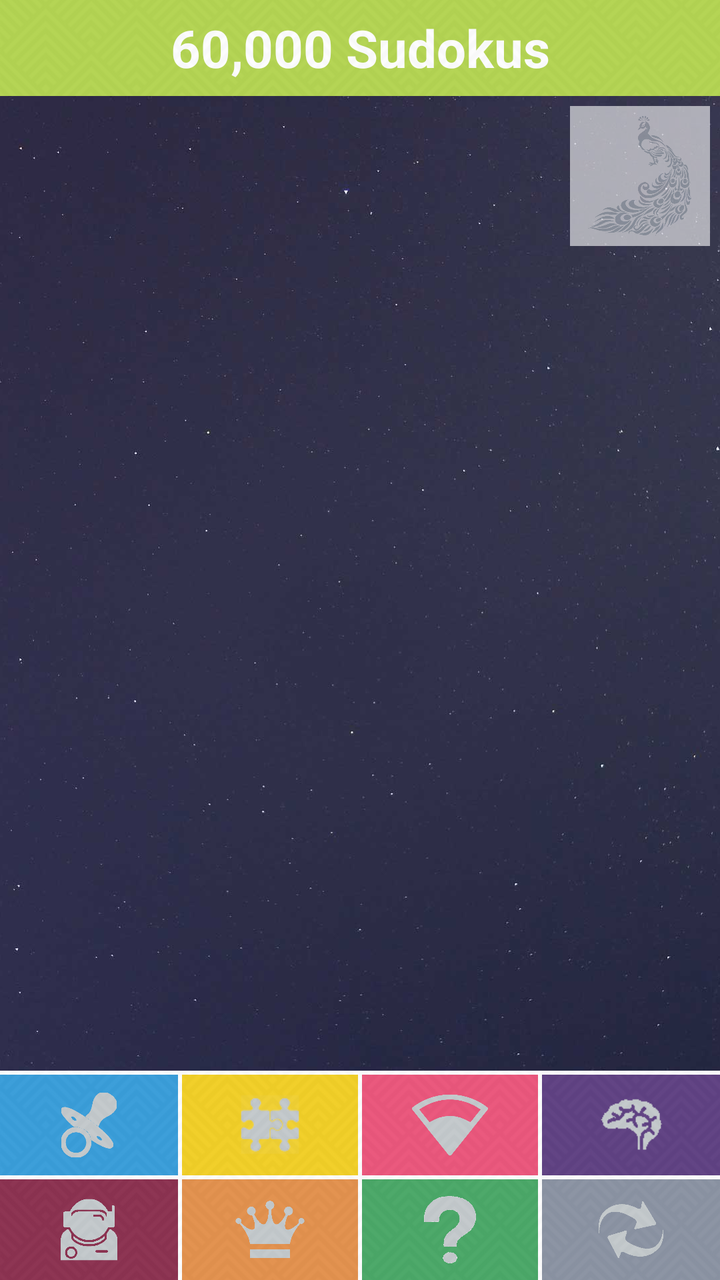
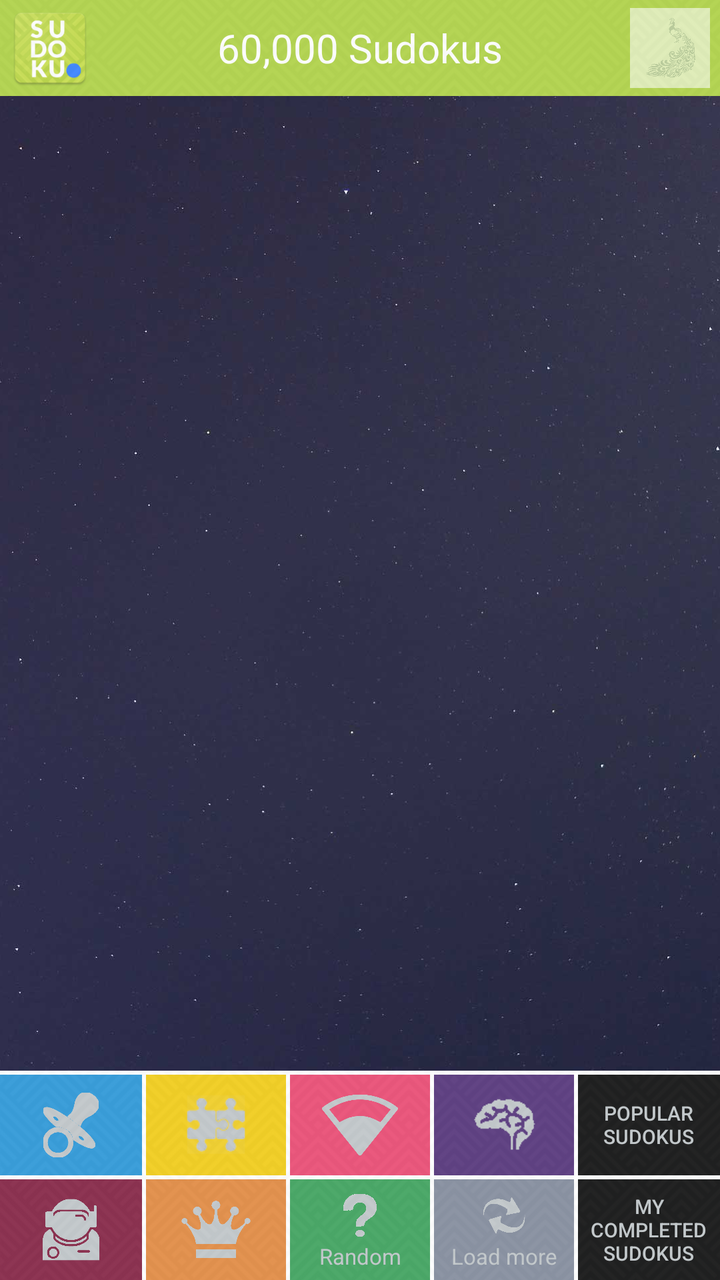

Compare the two renders of this Android layout. The source of the first and the diff that turns it into the second are given below.
<!-- AndroidManifest.xml: application theme AppTheme -->
<!-- res/layout/fragment_user_board.xml -->
<?xml version="1.0" encoding="utf-8"?>
<RelativeLayout xmlns:android="http://schemas.android.com/apk/res/android"
    xmlns:app="http://schemas.android.com/apk/res-auto"
    xmlns:tools="http://schemas.android.com/tools"
    android:id="@+id/activity_history"
    android:layout_width="match_parent"
    android:layout_height="match_parent"
    android:fitsSystemWindows="false">

    <ImageView
        android:id="@+id/imageView7"
        android:layout_width="match_parent"
        android:layout_height="match_parent"
        android:scaleType="centerCrop"
        app:srcCompat="@drawable/coolbackground" />

    <RelativeLayout
        android:id="@+id/tool_title"
        android:layout_width="match_parent"
        android:layout_height="48dp"
        android:background="@color/color1"
        android:orientation="horizontal">

        <TextView
            android:id="@+id/board_layout_title"
            android:layout_width="match_parent"
            android:layout_height="match_parent"
            android:layout_centerInParent="false"
            android:layout_weight="1"
            android:gravity="center"
            android:text="60,000 Sudokus"
            android:textColor="@color/white"
            android:textSize="26sp"
            android:textStyle="bold" />

        <ImageView
            android:id="@+id/imageView16"
            android:layout_width="match_parent"
            android:layout_height="match_parent"
            android:alpha=".15"
            android:scaleType="centerCrop"
            app:srcCompat="@drawable/keyboardbg" />

    </RelativeLayout>

    <LinearLayout
        android:layout_width="match_parent"
        android:layout_height="match_parent"
        android:layout_below="@+id/tool_title"
        android:layout_centerHorizontal="true"
        android:layout_centerVertical="true"
        android:orientation="vertical"
        android:weightSum="100">

        <android.support.v7.widget.RecyclerView
            android:id="@+id/user_board_rv"
            android:layout_width="match_parent"
            android:layout_height="0dp"

            android:layout_marginBottom="6dp"
            android:layout_marginTop="6dp"
            android:layout_weight="82"
            android:background="@android:color/transparent" />

        <RelativeLayout
            android:layout_width="match_parent"
            android:layout_height="0dp"
            android:layout_weight="18">

            <LinearLayout
                android:layout_width="match_parent"
                android:layout_height="match_parent"
                android:layout_weight="18"
                android:background="@color/white"
                android:orientation="horizontal"
                android:paddingTop="2dp"
                android:weightSum="4">

                <LinearLayout
                    android:layout_width="match_parent"
                    android:layout_height="match_parent"
                    android:layout_marginRight="1dp"
                    android:layout_weight="1"
                    android:orientation="vertical">

                    <ImageButton
                        android:id="@+id/beg"
                        style="@style/Widget.AppCompat.Button.Borderless"
                        android:layout_width="match_parent"
                        android:layout_height="match_parent"
                        android:layout_marginBottom="1dp"
                        android:layout_weight="1"
                        android:background="@drawable/begbuttonfinal"
                        android:gravity="center"
                        android:padding="5dp"
                        android:scaleType="fitCenter"
                        app:srcCompat="@drawable/beginnericon" />

                    <ImageButton
                        android:id="@+id/exp"
                        style="@style/Widget.AppCompat.Button.Borderless"
                        android:layout_width="match_parent"
                        android:layout_height="match_parent"
                        android:layout_marginTop="1dp"
                        android:layout_weight="1"
                        android:background="@drawable/expbuttonfinal"
                        android:gravity="center"
                        android:padding="5dp"
                        android:scaleType="fitCenter"
                        app:srcCompat="@drawable/experticon" />
                </LinearLayout>

                <LinearLayout
                    android:layout_width="match_parent"
                    android:layout_height="match_parent"
                    android:layout_marginLeft="1dp"
                    android:layout_marginRight="1dp"
                    android:layout_weight="1"
                    android:orientation="vertical">

                    <ImageButton
                        android:id="@+id/eas"
                        style="@style/Widget.AppCompat.Button.Borderless"
                        android:layout_width="match_parent"
                        android:layout_height="match_parent"
                        android:layout_marginBottom="1dp"
                        android:layout_weight="1"
                        android:background="@drawable/easbuttonfinal"
                        android:gravity="center"
                        android:padding="5dp"
                        android:scaleType="fitCenter"
                        app:srcCompat="@drawable/easyicon" />

                    <ImageButton
                        android:id="@+id/mas"
                        style="@style/Widget.AppCompat.Button.Borderless"
                        android:layout_width="match_parent"
                        android:layout_height="match_parent"
                        android:layout_marginTop="1dp"
                        android:layout_weight="1"
                        android:background="@drawable/masbuttonfinal"
                        android:gravity="center"
                        android:padding="5dp"
                        android:scaleType="fitCenter"
                        app:srcCompat="@drawable/mastericon" />
                </LinearLayout>

                <LinearLayout
                    android:layout_width="match_parent"
                    android:layout_height="match_parent"
                    android:layout_marginLeft="1dp"
                    android:layout_marginRight="1dp"
                    android:layout_weight="1"
                    android:orientation="vertical">

                    <ImageButton
                        android:id="@+id/med"
                        style="@style/Widget.AppCompat.Button.Borderless"
                        android:layout_width="match_parent"
                        android:layout_height="match_parent"
                        android:layout_marginBottom="1dp"
                        android:layout_weight="1"
                        android:background="@drawable/leaderbuttonfinal"
                        android:gravity="center"
                        android:padding="5dp"
                        android:scaleType="fitCenter"
                        app:srcCompat="@drawable/mediumicon" />

                    <ImageButton
                        android:id="@+id/ran"
                        style="@style/Widget.AppCompat.Button.Borderless"
                        android:layout_width="match_parent"
                        android:layout_height="match_parent"
                        android:layout_marginTop="1dp"
                        android:layout_weight="1"
                        android:background="@drawable/exitbuttonfinal"
                        android:gravity="center"
                        android:padding="5dp"
                        android:scaleType="fitCenter"
                        app:srcCompat="@drawable/question" />
                </LinearLayout>

                <LinearLayout
                    android:layout_width="match_parent"
                    android:layout_height="match_parent"
                    android:layout_marginLeft="1dp"
                    android:layout_weight="1"
                    android:orientation="vertical">

                    <ImageButton
                        android:id="@+id/har"
                        style="@style/Widget.AppCompat.Button.Borderless"
                        android:layout_width="match_parent"
                        android:layout_height="match_parent"
                        android:layout_marginBottom="1dp"
                        android:layout_weight="1"
                        android:background="@drawable/harbuttonfinal"
                        android:gravity="center"
                        android:padding="5dp"
                        android:scaleType="fitCenter"
                        app:srcCompat="@drawable/hardicon" />

                    <ImageButton
                        android:id="@+id/more"
                        style="@style/Widget.AppCompat.Button.Borderless"
                        android:layout_width="match_parent"
                        android:layout_height="match_parent"
                        android:layout_marginTop="1dp"
                        android:layout_weight="1"
                        android:background="@drawable/morbuttonfinal"
                        android:gravity="center"
                        android:padding="5dp"
                        android:scaleType="fitCenter"
                        app:srcCompat="@drawable/more" />

                </LinearLayout>

            </LinearLayout>

            <ImageView
                android:id="@+id/imageView22"
                android:layout_width="match_parent"
                android:layout_height="match_parent"
                android:alpha=".15"
                android:scaleType="centerCrop"
                app:srcCompat="@drawable/keyboardbg" />

        </RelativeLayout>

    </LinearLayout>

    <ProgressBar
        android:id="@+id/usr_progress"
        style="?android:attr/progressBarStyle"
        android:layout_width="wrap_content"
        android:layout_height="wrap_content"
        android:layout_centerInParent="true" />

    <ImageButton
        android:id="@+id/color_switcher"
        android:layout_width="70dp"
        android:layout_height="70dp"
        android:layout_alignParentRight="true"
        android:layout_alignParentTop="false"
        android:layout_below="@+id/tool_title"
        android:layout_marginRight="5dp"
        android:layout_marginTop="5dp"
        android:alpha=".6"
        android:background="@android:color/white"
        android:padding="5dp"
        android:scaleType="fitCenter"
        app:srcCompat="@drawable/peacock" />

</RelativeLayout>
<!-- resources referenced by this layout -->
<resources>
  <color name="color1">#abd03a</color>
  <color name="white">#ffffff</color>
  <!-- drawable begbutton (drawable-nodpi) -->
  <?xml version="1.0" encoding="utf-8"?>
  <selector xmlns:android="http://schemas.android.com/apk/res/android">
      <item>
          <shape android:shape="rectangle">
              <solid android:color="@color/color2"/>
  
          </shape>
      </item>
  </selector>
  <!-- drawable easbutton (drawable-nodpi) -->
  <?xml version="1.0" encoding="utf-8"?>
  <selector xmlns:android="http://schemas.android.com/apk/res/android">
      <item>
          <shape android:shape="rectangle">
              <solid android:color="@color/color8"/>
  
          </shape>
      </item>
  </selector>
  <!-- drawable exitbutton (drawable-nodpi) -->
  <?xml version="1.0" encoding="utf-8"?>
  <selector xmlns:android="http://schemas.android.com/apk/res/android">
      <item>
          <shape android:shape="rectangle">
              <solid android:color="@color/color9"/>
  
          </shape>
      </item>
  </selector>
  <!-- drawable expbuttonpressed (drawable-nodpi) -->
  <?xml version="1.0" encoding="utf-8"?>
  <selector xmlns:android="http://schemas.android.com/apk/res/android">
      <item>
          <shape android:shape="rectangle">
              <solid android:color="#875263"/>
          </shape>
      </item>
  </selector>
  <!-- drawable expbutton (drawable-nodpi) -->
  <?xml version="1.0" encoding="utf-8"?>
  <selector xmlns:android="http://schemas.android.com/apk/res/android">
      <item>
          <shape android:shape="rectangle">
              <solid android:color="@color/color4"/>
  
          </shape>
      </item>
  </selector>
  <!-- drawable harbuttonpressed (drawable-nodpi) -->
  <?xml version="1.0" encoding="utf-8"?>
  <selector xmlns:android="http://schemas.android.com/apk/res/android">
      <item>
          <shape android:shape="rectangle">
              <solid android:color="#745b8f"/>
          </shape>
      </item>
  </selector>
  <!-- drawable harbutton (drawable-nodpi) -->
  <?xml version="1.0" encoding="utf-8"?>
  <selector xmlns:android="http://schemas.android.com/apk/res/android">
      <item>
          <shape android:shape="rectangle">
              <solid android:color="@color/color7"/>
  
          </shape>
      </item>
  </selector>
  <!-- drawable masbuttonpressed (drawable-nodpi) -->
  <?xml version="1.0" encoding="utf-8"?>
  <selector xmlns:android="http://schemas.android.com/apk/res/android">
      <item>
          <shape android:shape="rectangle">
              <solid android:color="#e7b083"/>
          </shape>
      </item>
  </selector>
  <!-- drawable masbutton (drawable-nodpi) -->
  <?xml version="1.0" encoding="utf-8"?>
  <selector xmlns:android="http://schemas.android.com/apk/res/android">
      <item>
          <shape android:shape="rectangle">
              <solid android:color="@color/color6"/>
  
          </shape>
      </item>
  </selector>
  <!-- drawable morbuttonpressed (drawable-nodpi) -->
  <?xml version="1.0" encoding="utf-8"?>
  <selector xmlns:android="http://schemas.android.com/apk/res/android">
      <item>
          <shape android:shape="rectangle">
              <solid android:color="#beb7b7"/>
          </shape>
      </item>
  </selector>
  <!-- drawable morbutton (drawable-nodpi) -->
  <?xml version="1.0" encoding="utf-8"?>
  <selector xmlns:android="http://schemas.android.com/apk/res/android">
      <item>
          <shape android:shape="rectangle">
              <solid android:color="@color/color5"/>
  
          </shape>
      </item>
  </selector>
  <color name="colorPrimary">#FFFFFF</color>
  <color name="colorPrimaryDark">#454444</color>
  <color name="colorAccent">#1e91d6</color>
  <color name="color2">#1e91d6</color>
  <color name="color8">#f2ca08</color>
  <color name="color9">#329d53</color>
  <color name="color4">#7d1538</color>
  <color name="color7">#4a2772</color>
  <color name="color3">#ea3f6a</color>
  <color name="color6">#e18335</color>
  <color name="color5">#7c8597</color>
  <!-- unchanged entries left out for length: 25 -->
</resources>

<!-- the commit's change to res/layout/fragment_user_board.xml (unified diff, before → after) -->
@@ -20,6 +20,16 @@
         android:layout_height="48dp"
         android:background="@color/color1"
         android:orientation="horizontal">
+
+        <ImageView
+            android:id="@+id/user_icon_usr"
+            android:layout_width="40dp"
+            android:layout_height="40dp"
+            android:layout_alignParentLeft="true"
+            android:layout_alignParentStart="true"
+            android:layout_centerVertical="true"
+            android:layout_marginLeft="5dp"
+            app:srcCompat="@mipmap/ic_launcher" />
 
         <TextView
             android:id="@+id/board_layout_title"
@@ -30,8 +40,21 @@
             android:gravity="center"
             android:text="60,000 Sudokus"
             android:textColor="@color/white"
-            android:textSize="26sp"
-            android:textStyle="bold" />
+            android:textSize="20sp" />
+
+        <ImageButton
+            android:id="@+id/color_switcher"
+            android:layout_width="40dp"
+            android:layout_height="40dp"
+            android:layout_alignParentRight="true"
+            android:layout_alignParentTop="false"
+            android:layout_centerVertical="true"
+            android:layout_marginRight="5dp"
+            android:alpha=".6"
+            android:background="@android:color/white"
+            android:padding="5dp"
+            android:scaleType="fitCenter"
+            app:srcCompat="@drawable/peacock" />
 
         <ImageView
             android:id="@+id/imageView16"
@@ -74,7 +97,7 @@
                 android:background="@color/white"
                 android:orientation="horizontal"
                 android:paddingTop="2dp"
-                android:weightSum="4">
+                android:weightSum="5">
 
                 <LinearLayout
                     android:layout_width="match_parent"
@@ -166,7 +189,7 @@
                         android:scaleType="fitCenter"
                         app:srcCompat="@drawable/mediumicon" />
 
-                    <ImageButton
+                    <LinearLayout
                         android:id="@+id/ran"
                         style="@style/Widget.AppCompat.Button.Borderless"
                         android:layout_width="match_parent"
@@ -175,15 +198,37 @@
                         android:layout_weight="1"
                         android:background="@drawable/exitbuttonfinal"
                         android:gravity="center"
-                        android:padding="5dp"
-                        android:scaleType="fitCenter"
-                        app:srcCompat="@drawable/question" />
+                        android:orientation="vertical"
+                        android:padding="5dp"
+                        android:scaleType="fitCenter"
+                        android:weightSum="100"
+                       >
+
+                        <ImageView
+                            android:id="@+id/imageView29"
+                            android:layout_width="match_parent"
+                            android:layout_height="0dp"
+                            android:layout_weight="65"
+                            android:scaleType="fitCenter"
+                            app:srcCompat="@drawable/question" />
+
+                        <TextView
+                            android:id="@+id/textView14"
+                            android:layout_width="match_parent"
+                            android:layout_height="0dp"
+                            android:layout_weight="35"
+                            android:gravity="center"
+                            android:text="Random"
+                            android:textColor="@color/icon_color"
+                            android:textSize="11sp" />
+                    </LinearLayout>
                 </LinearLayout>
 
                 <LinearLayout
                     android:layout_width="match_parent"
                     android:layout_height="match_parent"
                     android:layout_marginLeft="1dp"
+                    android:layout_marginRight="1dp"
                     android:layout_weight="1"
                     android:orientation="vertical">
 
@@ -200,7 +245,7 @@
                         android:scaleType="fitCenter"
                         app:srcCompat="@drawable/hardicon" />
 
-                    <ImageButton
+                    <LinearLayout
                         android:id="@+id/more"
                         style="@style/Widget.AppCompat.Button.Borderless"
                         android:layout_width="match_parent"
@@ -209,9 +254,69 @@
                         android:layout_weight="1"
                         android:background="@drawable/morbuttonfinal"
                         android:gravity="center"
-                        android:padding="5dp"
-                        android:scaleType="fitCenter"
-                        app:srcCompat="@drawable/more" />
+                        android:orientation="vertical"
+                        android:padding="5dp"
+                        android:scaleType="fitCenter"
+                        android:weightSum="100">
+
+                        <ImageView
+                            android:id="@+id/imageView30"
+                            android:layout_width="match_parent"
+                            android:layout_height="0dp"
+                            android:layout_weight="65"
+                            android:scaleType="fitCenter"
+                            app:srcCompat="@drawable/more" />
+
+                        <TextView
+                            android:id="@+id/textView15"
+                            android:layout_width="match_parent"
+                            android:layout_height="0dp"
+                            android:layout_weight="35"
+                            android:gravity="center"
+                            android:text="Load more"
+                            android:textColor="@color/icon_color"
+                            android:textSize="11sp" />
+                    </LinearLayout>
+                        " />
+
+                </LinearLayout>
+
+                <LinearLayout
+                    android:layout_width="match_parent"
+                    android:layout_height="match_parent"
+                    android:layout_marginLeft="1dp"
+                    android:layout_weight="1"
+                    android:orientation="vertical">
+
+                    <TextView
+                        android:id="@+id/har"
+                        style="@style/Widget.AppCompat.Button.Borderless"
+                        android:layout_width="match_parent"
+                        android:layout_height="match_parent"
+                        android:layout_marginBottom="1dp"
+                        android:layout_weight="1"
+                        android:background="@android:color/black"
+                        android:gravity="center"
+                        android:padding="5dp"
+                        android:scaleType="fitCenter"
+                        android:text="Popular Sudokus"
+                        android:textColor="@color/icon_color"
+                        android:textSize="10sp" />
+
+                    <TextView
+                        android:id="@+id/more"
+                        style="@style/Widget.AppCompat.Button.Borderless"
+                        android:layout_width="match_parent"
+                        android:layout_height="match_parent"
+                        android:layout_marginTop="1dp"
+                        android:layout_weight="1"
+                        android:background="@android:color/black"
+                        android:gravity="center"
+                        android:padding="5dp"
+                        android:scaleType="fitCenter"
+                        android:text="My completed Sudokus"
+                        android:textColor="@color/icon_color"
+                        android:textSize="10sp" />
 
                 </LinearLayout>
 
@@ -236,19 +341,4 @@
         android:layout_height="wrap_content"
         android:layout_centerInParent="true" />
 
-    <ImageButton
-        android:id="@+id/color_switcher"
-        android:layout_width="70dp"
-        android:layout_height="70dp"
-        android:layout_alignParentRight="true"
-        android:layout_alignParentTop="false"
-        android:layout_below="@+id/tool_title"
-        android:layout_marginRight="5dp"
-        android:layout_marginTop="5dp"
-        android:alpha=".6"
-        android:background="@android:color/white"
-        android:padding="5dp"
-        android:scaleType="fitCenter"
-        app:srcCompat="@drawable/peacock" />
-
 </RelativeLayout>
<!-- resource entries referenced after the edit -->
@@ -1,7 +1,9 @@
 <!-- resources referenced by this layout -->
 <resources>
   <color name="color1">#abd03a</color>
+  <color name="icon_color">#bdc3c6</color>
   <color name="white">#ffffff</color>
+  <!-- mipmap ic_launcher: png bitmap (mipmap-hdpi, 8002 bytes) -->
   <!-- drawable begbutton (drawable-nodpi) -->
   <?xml version="1.0" encoding="utf-8"?>
   <selector xmlns:android="http://schemas.android.com/apk/res/android">
